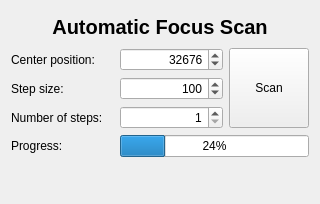
This is gui/snowgui/focusing/focusscancontroller.ui in AndreasFMueller/AstroPhotography as Qt 5 draws it before an edit. The edited form follows.
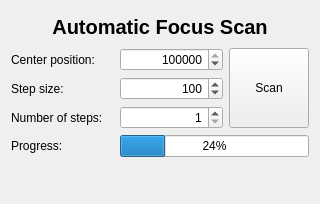
This is the edited form.

```diff
--- a/gui/snowgui/focusing/focusscancontroller.ui
+++ b/gui/snowgui/focusing/focusscancontroller.ui
@@ -125,13 +125,13 @@
       <set>Qt::AlignRight|Qt::AlignTrailing|Qt::AlignVCenter</set>
      </property>
      <property name="maximum">
-      <number>65535</number>
+      <number>16777214</number>
      </property>
      <property name="singleStep">
       <number>100</number>
      </property>
      <property name="value">
-      <number>32676</number>
+      <number>8000000</number>
      </property>
     </widget>
    </item>
```
Left out of the diff: 6 changed lines with no effect on the pictures.
